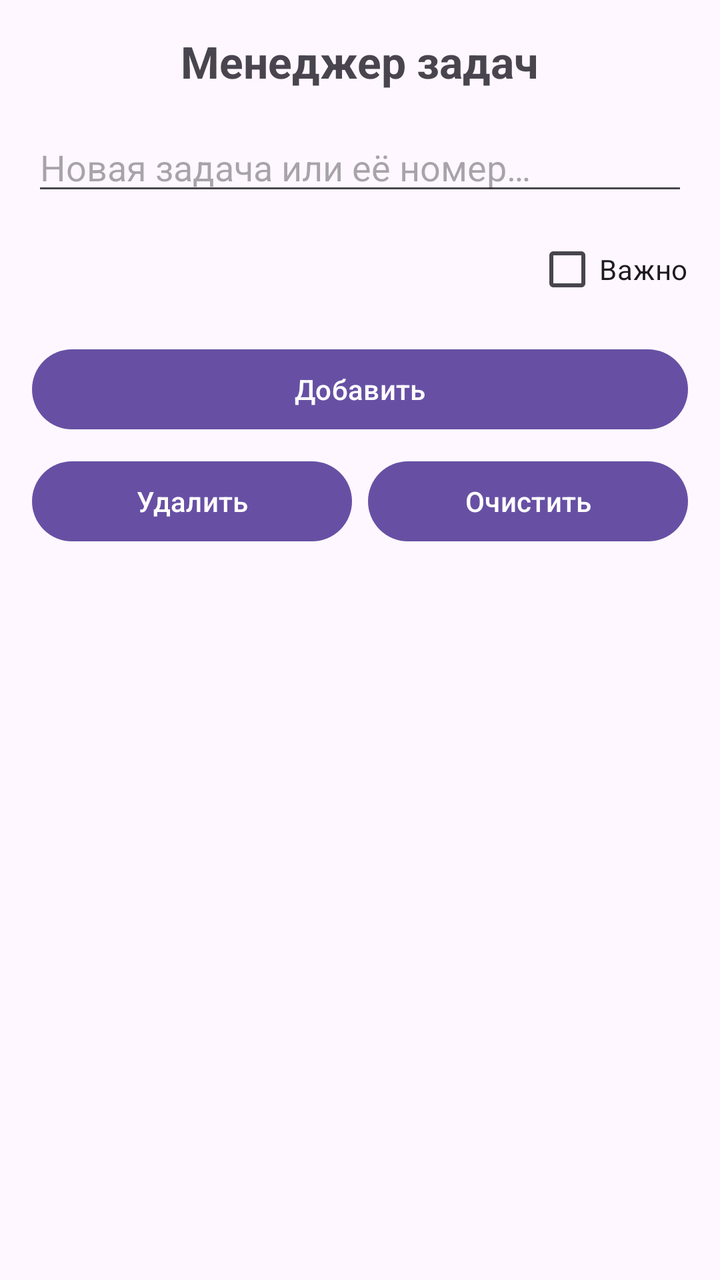
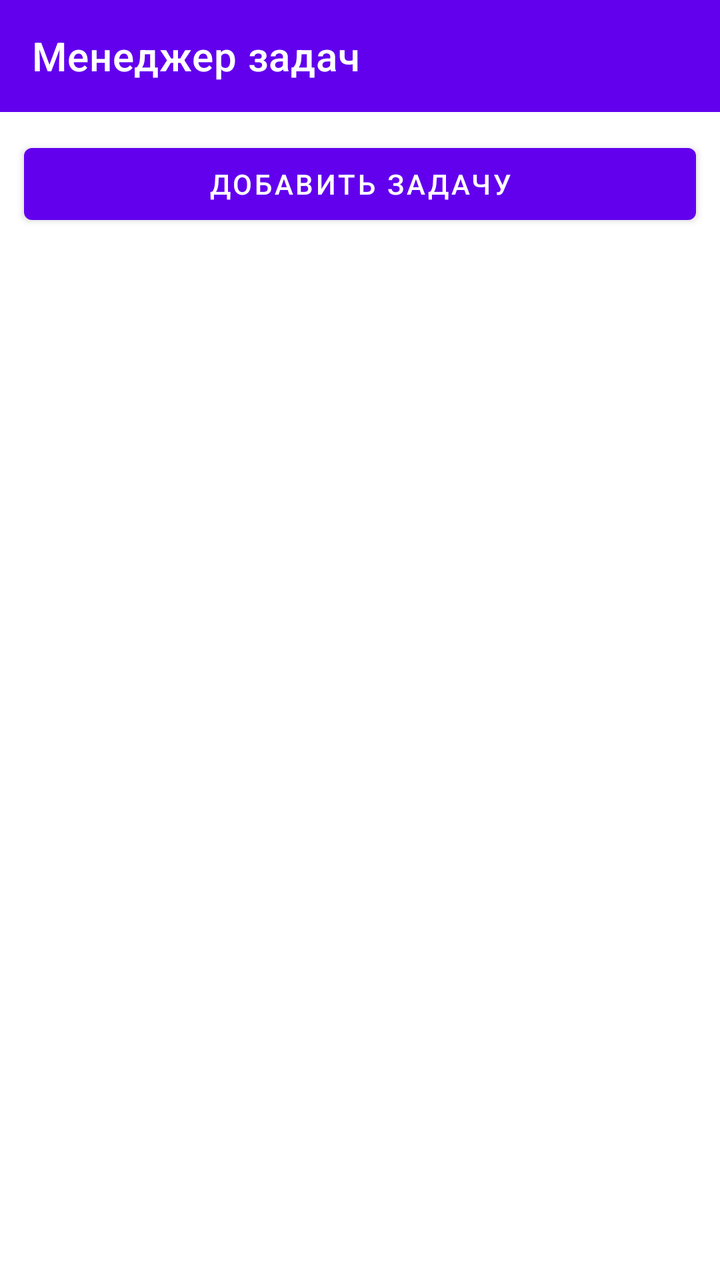

An Android layout rendered at two revisions. The XML below is the earlier revision; the diff shows what the commit changed to produce the second picture.
<!-- AndroidManifest.xml: application theme Theme.TaskManager -->
<!-- res/layout/activity_main.xml -->
<?xml version="1.0" encoding="utf-8"?>
<RelativeLayout xmlns:android="http://schemas.android.com/apk/res/android"
    android:layout_width="match_parent"
    android:layout_height="match_parent"
    android:padding="16dp">

    <TextView
        android:id="@+id/textTitle"
        android:layout_width="wrap_content"
        android:layout_height="wrap_content"
        android:layout_centerHorizontal="true"
        android:text="Менеджер задач"
        android:textSize="22sp"
        android:textStyle="bold" />

    <EditText
        android:id="@+id/editTask"
        android:layout_width="match_parent"
        android:layout_height="wrap_content"
        android:layout_below="@id/textTitle"
        android:layout_marginTop="16dp"
        android:hint="Новая задача или её номер…"
        android:inputType="text"
        android:maxLength="200" />

    <CheckBox
        android:id="@+id/checkImportant"
        android:layout_width="wrap_content"
        android:layout_height="wrap_content"
        android:layout_below="@id/editTask"
        android:layout_alignParentEnd="true"
        android:layout_marginTop="8dp"
        android:text="Важно" />

    <Button
        android:id="@+id/btnAdd"
        android:layout_width="match_parent"
        android:layout_height="wrap_content"
        android:layout_below="@id/checkImportant"
        android:layout_marginTop="12dp"
        android:text="Добавить" />

    <LinearLayout
        android:id="@+id/rowButtons"
        android:layout_width="match_parent"
        android:layout_height="wrap_content"
        android:layout_below="@id/btnAdd"
        android:layout_marginTop="8dp"
        android:orientation="horizontal">

        <Button
            android:id="@+id/btnRemove"
            android:layout_width="0dp"
            android:layout_height="wrap_content"
            android:layout_weight="1"
            android:layout_marginEnd="4dp"
            android:text="Удалить" />

        <Button
            android:id="@+id/btnClear"
            android:layout_width="0dp"
            android:layout_height="wrap_content"
            android:layout_weight="1"
            android:layout_marginStart="4dp"
            android:text="Очистить" />

    </LinearLayout>

    <TextView
        android:id="@+id/textOutput"
        android:layout_width="match_parent"
        android:layout_height="wrap_content"
        android:layout_below="@id/rowButtons"
        android:layout_marginTop="16dp"
        android:textSize="16sp" />

</RelativeLayout>
<!-- resources referenced by this layout -->
<resources>
  <style name="Theme.TaskManager" parent="Base.Theme.TaskManager" />
  <style name="Base.Theme.TaskManager" parent="Theme.Material3.DayNight.NoActionBar">
          
          
      </style>
</resources>

<!-- the commit's change to res/layout/activity_main.xml (unified diff, before → after) -->
@@ -1,77 +1,86 @@
 <?xml version="1.0" encoding="utf-8"?>
-<RelativeLayout xmlns:android="http://schemas.android.com/apk/res/android"
+<androidx.drawerlayout.widget.DrawerLayout
+    xmlns:android="http://schemas.android.com/apk/res/android"
+    xmlns:app="http://schemas.android.com/apk/res-auto"
+    android:id="@+id/drawerLayout"
     android:layout_width="match_parent"
-    android:layout_height="match_parent"
+    android:layout_height="match_parent">
+
+    
+    <LinearLayout
+        android:layout_width="match_parent"
+        android:layout_height="match_parent"
+        android:orientation="vertical">
+
+        <androidx.appcompat.widget.Toolbar
+            android:id="@+id/toolbar"
+            android:layout_width="match_parent"
+            android:layout_height="?attr/actionBarSize"
+            android:background="?attr/colorPrimary"
+            app:title="@string/app_name"
+            app:titleTextColor="@android:color/white" />
+
+        
+        <Button
+            android:id="@+id/btnAdd"
+            android:layout_width="match_parent"
+            android:layout_height="wrap_content"
+            android:layout_margin="12dp"
+            android:text="@string/btn_add_task" />
+
+        <androidx.recyclerview.widget.RecyclerView
+            android:id="@+id/taskList"
+            android:layout_width="match_parent"
+            android:layout_height="0dp"
+            android:layout_weight="1"
+            android:clipToPadding="false"
+            android:paddingBottom="12dp" />
+
+        <TextView
+            android:id="@+id/emptyView"
+            android:layout_width="match_parent"
+            android:layout_height="wrap_content"
+            android:gravity="center"
+            android:padding="24dp"
+            android:text="@string/list_empty"
+            android:visibility="gone" />
+
+    </LinearLayout>
+
+    
+    <com.google.android.material.navigation.NavigationView
+        android:id="@+id/navigationView"
+        android:layout_width="wrap_content"
+        android:layout_height="match_parent"
+        android:layout_gravity="start"
+        app:headerLayout="@layout/nav_header"
+        app:menu="@menu/drawer_menu" />
+
+</androidx.drawerlayout.widget.DrawerLayout>
+<!-- res/layout/nav_header.xml (included above) -->
+<?xml version="1.0" encoding="utf-8"?>
+<LinearLayout xmlns:android="http://schemas.android.com/apk/res/android"
+    android:layout_width="match_parent"
+    android:layout_height="160dp"
+    android:background="?attr/colorPrimary"
+    android:gravity="bottom"
+    android:orientation="vertical"
     android:padding="16dp">
 
     <TextView
-        android:id="@+id/textTitle"
         android:layout_width="wrap_content"
         android:layout_height="wrap_content"
-        android:layout_centerHorizontal="true"
-        android:text="Менеджер задач"
-        android:textSize="22sp"
+        android:text="@string/app_name"
+        android:textColor="@android:color/white"
+        android:textSize="20sp"
         android:textStyle="bold" />
 
-    <EditText
-        android:id="@+id/editTask"
-        android:layout_width="match_parent"
-        android:layout_height="wrap_content"
-        android:layout_below="@id/textTitle"
-        android:layout_marginTop="16dp"
-        android:hint="Новая задача или её номер…"
-        android:inputType="text"
-        android:maxLength="200" />
-
-    <CheckBox
-        android:id="@+id/checkImportant"
+    <TextView
         android:layout_width="wrap_content"
         android:layout_height="wrap_content"
-        android:layout_below="@id/editTask"
-        android:layout_alignParentEnd="true"
-        android:layout_marginTop="8dp"
-        android:text="Важно" />
+        android:layout_marginTop="4dp"
+        android:text="@string/nav_subtitle"
+        android:textColor="@android:color/white"
+        android:textSize="14sp" />
 
-    <Button
-        android:id="@+id/btnAdd"
-        android:layout_width="match_parent"
-        android:layout_height="wrap_content"
-        android:layout_below="@id/checkImportant"
-        android:layout_marginTop="12dp"
-        android:text="Добавить" />
-
-    <LinearLayout
-        android:id="@+id/rowButtons"
-        android:layout_width="match_parent"
-        android:layout_height="wrap_content"
-        android:layout_below="@id/btnAdd"
-        android:layout_marginTop="8dp"
-        android:orientation="horizontal">
-
-        <Button
-            android:id="@+id/btnRemove"
-            android:layout_width="0dp"
-            android:layout_height="wrap_content"
-            android:layout_weight="1"
-            android:layout_marginEnd="4dp"
-            android:text="Удалить" />
-
-        <Button
-            android:id="@+id/btnClear"
-            android:layout_width="0dp"
-            android:layout_height="wrap_content"
-            android:layout_weight="1"
-            android:layout_marginStart="4dp"
-            android:text="Очистить" />
-
-    </LinearLayout>
-
-    <TextView
-        android:id="@+id/textOutput"
-        android:layout_width="match_parent"
-        android:layout_height="wrap_content"
-        android:layout_below="@id/rowButtons"
-        android:layout_marginTop="16dp"
-        android:textSize="16sp" />
-
-</RelativeLayout>
+</LinearLayout>
<!-- resource entries referenced after the edit -->
@@ -1,9 +1,9 @@
 <!-- resources referenced by this layout -->
 <resources>
-  <style name="Theme.TaskManager" parent="Base.Theme.TaskManager" />
-  <style name="Base.Theme.TaskManager" parent="Theme.Material3.DayNight.NoActionBar">
-          
-          
-      </style>
+  <string name="app_name">Менеджер задач</string>
+  <string name="btn_add_task">Добавить задачу</string>
+  <string name="list_empty">Список пуст</string>
+  <string name="nav_subtitle">Лабораторная работа №4</string>
+  <style name="Theme.TaskManager" parent="Theme.MaterialComponents.DayNight.NoActionBar" />
 </resources>
 
